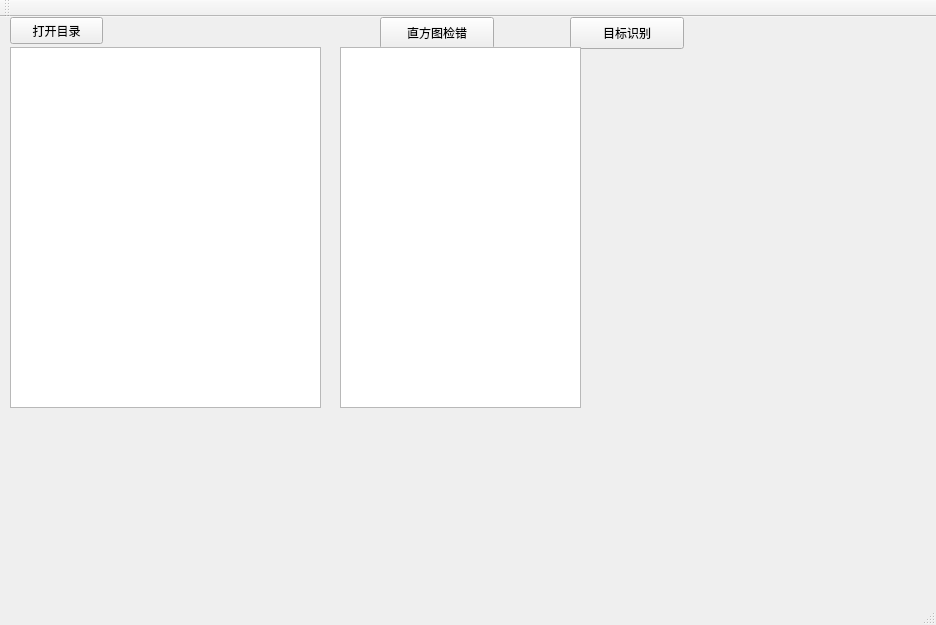
Old version of the form mainwindow.ui in the repository wendycan/image-detect.
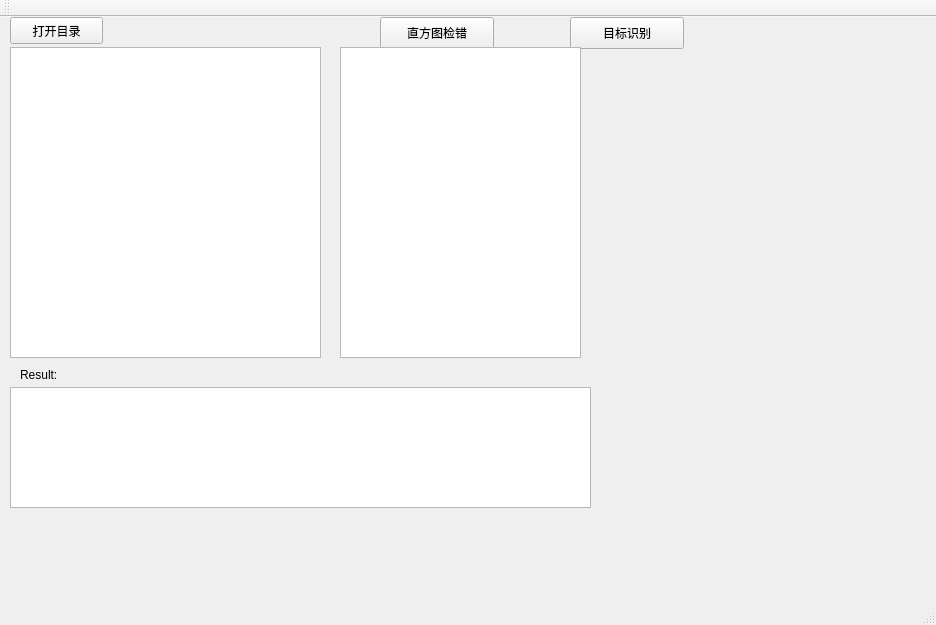
New version of the form.

What changed in the file:
```diff
--- a/mainwindow.ui
+++ b/mainwindow.ui
@@ -33,7 +33,7 @@
       <x>10</x>
       <y>30</y>
       <width>311</width>
-      <height>361</height>
+      <height>311</height>
      </rect>
     </property>
    </widget>
@@ -69,10 +69,33 @@
       <x>340</x>
       <y>30</y>
       <width>241</width>
-      <height>361</height>
+      <height>311</height>
      </rect>
     </property>
    </widget>
+   <widget class="QTextBrowser" name="textBrowserResult">
+    <property name="geometry">
+     <rect>
+      <x>10</x>
+      <y>370</y>
+      <width>581</width>
+      <height>121</height>
+     </rect>
+    </property>
+   </widget>
+   <widget class="QLabel" name="label">
+    <property name="geometry">
+     <rect>
+      <x>20</x>
+      <y>350</y>
+      <width>62</width>
+      <height>16</height>
+     </rect>
+    </property>
+    <property name="text">
+     <string>Result:</string>
+    </property>
+   </widget>
   </widget>
   <widget class="QMenuBar" name="menuBar">
    <property name="geometry">
```
